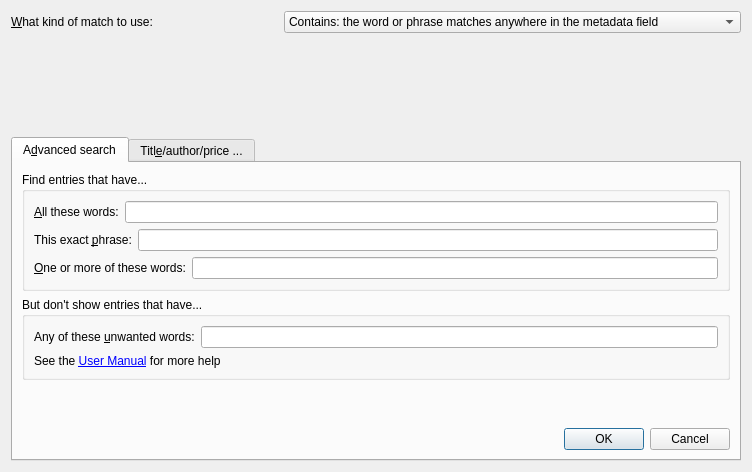
debian-calibre/calibre, file src/calibre/gui2/store/stores/mobileread/adv_search_builder.ui: the form before one commit.
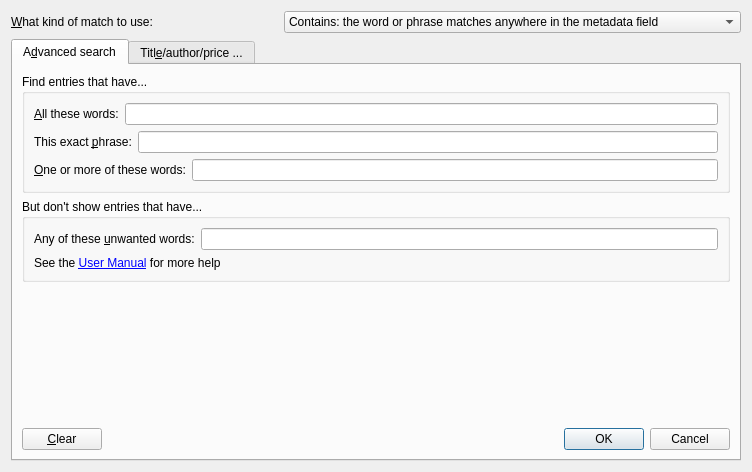
The form after the commit. Icons and pictures are not drawn. Custom widgets are drawn as their Qt base class.

Patch:
```diff
--- a/src/calibre/gui2/store/stores/mobileread/adv_search_builder.ui
+++ b/src/calibre/gui2/store/stores/mobileread/adv_search_builder.ui
@@ -47,7 +47,7 @@
      </item>
     </widget>
    </item>
-   <item row="2" column="0" colspan="2">
+   <item row="1" column="0" rowspan="2" colspan="2">
     <widget class="QTabWidget" name="tabWidget">
      <property name="currentIndex">
       <number>0</number>
@@ -56,8 +56,8 @@
       <attribute name="title">
        <string>A&amp;dvanced search</string>
       </attribute>
-      <layout class="QGridLayout" name="gridLayout_3">
-       <item row="0" column="0">
+      <layout class="QVBoxLayout" name="verticalLayout_3">
+       <item>
         <widget class="QGroupBox" name="groupBox">
          <property name="title">
           <string>Find entries that have...</string>
@@ -117,7 +117,7 @@
          </layout>
         </widget>
        </item>
-       <item row="1" column="0">
+       <item>
         <widget class="QGroupBox" name="groupBox_2">
          <property name="title">
           <string>But don&apos;t show entries that have...</string>
@@ -159,7 +159,7 @@
          </layout>
         </widget>
        </item>
-       <item row="2" column="0">
+       <item>
         <spacer name="verticalSpacer_2">
          <property name="orientation">
           <enum>Qt::Vertical</enum>
@@ -172,7 +172,29 @@
          </property>
         </spacer>
        </item>
-       <item row="3" column="0">
+       <item>
+        <layout class="QHBoxLayout" name="horizontalLayout_5">
+         <item>
+          <widget class="QPushButton" name="advanced_clear_button">
+           <property name="text">
+            <string>&amp;Clear</string>
+           </property>
+          </widget>
+         </item>
+         <item>
+          <spacer name="horizontalSpacer">
+           <property name="orientation">
+            <enum>Qt::Horizontal</enum>
+           </property>
+           <property name="sizeHint" stdset="0">
+            <size>
+             <width>40</width>
+             <height>20</height>
+            </size>
+           </property>
+          </spacer>
+         </item>
+         <item>
         <widget class="QDialogButtonBox" name="buttonBox">
          <property name="orientation">
           <enum>Qt::Horizontal</enum>
@@ -183,6 +205,8 @@
         </widget>
        </item>
       </layout>
+       </item>
+      </layout>
      </widget>
      <widget class="QWidget" name="tab_2">
       <attribute name="title">
@@ -274,19 +298,6 @@
      </widget>
     </widget>
    </item>
-   <item row="1" column="1">
-    <spacer name="verticalSpacer_3">
-     <property name="orientation">
-      <enum>Qt::Vertical</enum>
-     </property>
-     <property name="sizeHint" stdset="0">
-      <size>
-       <width>20</width>
-       <height>40</height>
-      </size>
-     </property>
-    </spacer>
-   </item>
   </layout>
  </widget>
  <customwidgets>
```
Left out of the diff: 14 changed lines with no effect on the pictures. Lines whose indentation alone changed are shown as unchanged.
